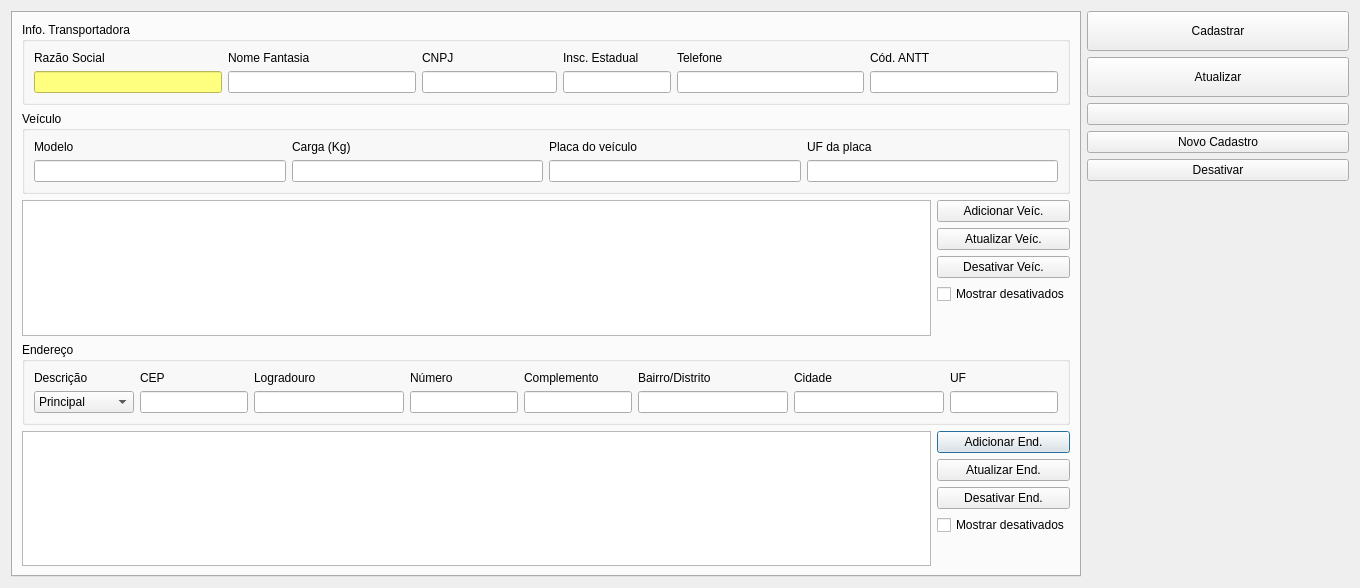
Old version of the form ui/cadastrotransportadora.ui in the repository darktorres/ERP-STACCATO.
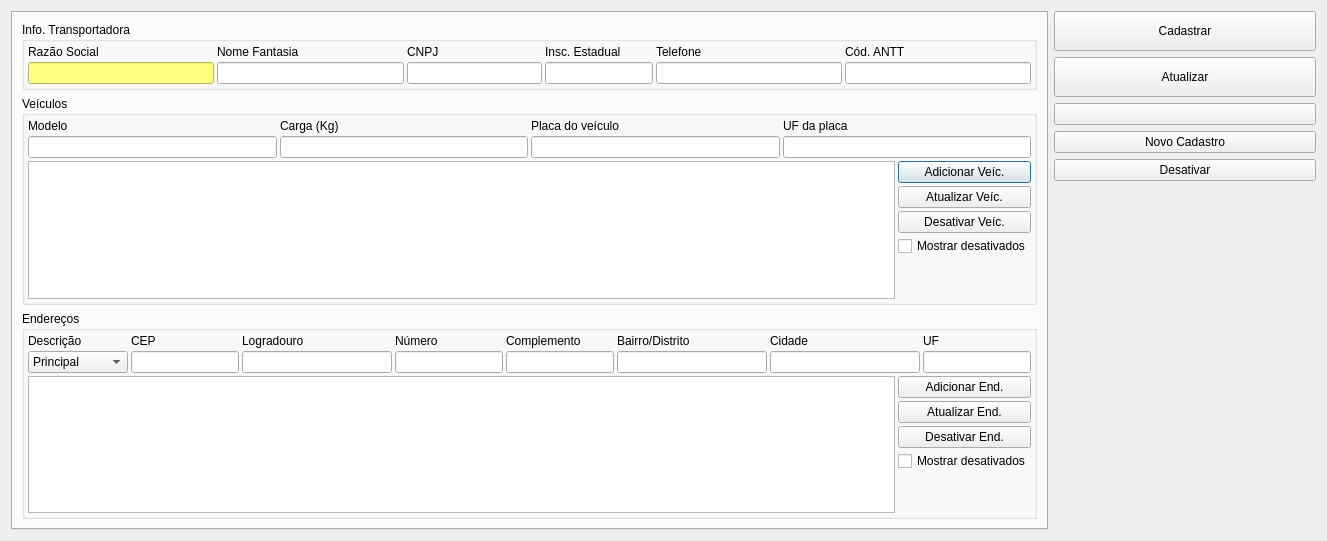
New version of the form. Icons and pictures are not drawn. Custom widgets are drawn as their Qt base class.

What changed in the file:
```diff
--- a/ui/cadastrotransportadora.ui
+++ b/ui/cadastrotransportadora.ui
@@ -9,8 +9,8 @@
    <rect>
     <x>0</x>
     <y>0</y>
-    <width>1360</width>
-    <height>588</height>
+    <width>1327</width>
+    <height>541</height>
    </rect>
   </property>
   <property name="windowTitle">
@@ -36,12 +36,187 @@
        <string>Nova transportadora</string>
       </attribute>
       <layout class="QGridLayout" name="gridLayout">
-       <item row="1" column="0" colspan="2">
+       <item row="0" column="0">
+        <widget class="QGroupBox" name="groupBox_7">
+         <property name="title">
+          <string>Info. Transportadora</string>
+         </property>
+         <layout class="QGridLayout" name="gridLayout_3">
+          <property name="leftMargin">
+           <number>3</number>
+          </property>
+          <property name="topMargin">
+           <number>3</number>
+          </property>
+          <property name="rightMargin">
+           <number>3</number>
+          </property>
+          <property name="bottomMargin">
+           <number>3</number>
+          </property>
+          <property name="spacing">
+           <number>3</number>
+          </property>
+          <item row="0" column="3">
+           <widget class="QLabel" name="label_53">
+            <property name="text">
+             <string>Insc. Estadual</string>
+            </property>
+           </widget>
+          </item>
+          <item row="0" column="2">
+           <widget class="QLabel" name="label_39">
+            <property name="text">
+             <string>CNPJ</string>
+            </property>
+           </widget>
+          </item>
+          <item row="0" column="1">
+           <widget class="QLabel" name="label_54">
+            <property name="text">
+             <string>Nome Fantasia</string>
+            </property>
+           </widget>
+          </item>
+          <item row="0" column="0">
+           <widget class="QLabel" name="label_38">
+            <property name="text">
+             <string>Razão Social</string>
+            </property>
+           </widget>
+          </item>
+          <item row="1" column="1">
+           <widget class="QLineEdit" name="lineEditNomeFantasia">
+            <property name="minimumSize">
+             <size>
+              <width>120</width>
+              <height>0</height>
+             </size>
+            </property>
+            <property name="accessibleName">
+             <string>Nome Fantasia</string>
+            </property>
+           </widget>
+          </item>
+          <item row="0" column="5">
+           <widget class="QLabel" name="label_57">
+            <property name="text">
+             <string>Telefone</string>
+            </property>
+           </widget>
+          </item>
+          <item row="0" column="8">
+           <widget class="QLabel" name="label_55">
+            <property name="text">
+             <string>Cód. ANTT</string>
+            </property>
+           </widget>
+          </item>
+          <item row="1" column="0">
+           <widget class="QLineEdit" name="lineEditRazaoSocial">
+            <property name="minimumSize">
+             <size>
+              <width>120</width>
+              <height>0</height>
+             </size>
+            </property>
+            <property name="accessibleName">
+             <string>Razão Social</string>
+            </property>
+            <property name="styleSheet">
+             <string notr="true">background-color: rgb(255, 255, 127);
+color: rgb(0, 0, 0);</string>
+            </property>
+           </widget>
+          </item>
+          <item row="1" column="2">
+           <widget class="QLineEdit" name="lineEditCNPJ">
+            <property name="minimumSize">
+             <size>
+              <width>100</width>
+              <height>0</height>
+             </size>
+            </property>
+            <property name="maximumSize">
+             <size>
+              <width>135</width>
+              <height>16777215</height>
+             </size>
+            </property>
+            <property name="accessibleName">
+             <string>CNPJ</string>
+            </property>
+           </widget>
+          </item>
+          <item row="1" column="3" colspan="2">
+           <widget class="QLineEdit" name="lineEditInscEstadual">
+            <property name="minimumSize">
+             <size>
+              <width>100</width>
+              <height>0</height>
+             </size>
+            </property>
+            <property name="maximumSize">
+             <size>
+              <width>135</width>
+              <height>16777215</height>
+             </size>
+            </property>
+            <property name="accessibleName">
+             <string>Insc. Estadual</string>
+            </property>
+           </widget>
+          </item>
+          <item row="1" column="8">
+           <widget class="QLineEdit" name="lineEditANTT">
+            <property name="minimumSize">
+             <size>
+              <width>120</width>
+              <height>0</height>
+             </size>
+            </property>
+            <property name="accessibleName">
+             <string>Código ANTT</string>
+            </property>
+           </widget>
+          </item>
+          <item row="1" column="5">
+           <widget class="LineEditTel" name="lineEditTel">
+            <property name="minimumSize">
+             <size>
+              <width>100</width>
+              <height>0</height>
+             </size>
+            </property>
+            <property name="accessibleName">
+             <string>Telefone</string>
+            </property>
+           </widget>
+          </item>
+         </layout>
+        </widget>
+       </item>
+       <item row="1" column="0">
         <widget class="QGroupBox" name="groupBoxVeiculo">
          <property name="title">
-          <string>Veículo</string>
+          <string>Veículos</string>
          </property>
          <layout class="QGridLayout" name="gridLayout_5">
+          <property name="leftMargin">
+           <number>3</number>
+          </property>
+          <property name="topMargin">
+           <number>3</number>
+          </property>
+          <property name="rightMargin">
+           <number>3</number>
+          </property>
+          <property name="bottomMargin">
+           <number>3</number>
+          </property>
+          <property name="spacing">
+           <number>3</number>
+          </property>
           <item row="0" column="1">
            <widget class="QLabel" name="labelCarga">
             <property name="text">
@@ -49,16 +224,24 @@
             </property>
            </widget>
           </item>
-          <item row="1" column="1">
-           <widget class="QLineEdit" name="lineEditCarga">
-            <property name="minimumSize">
-             <size>
-              <width>100</width>
-              <height>0</height>
-             </size>
+          <item row="0" column="3">
+           <widget class="QLabel" name="labelUF_3">
+            <property name="text">
+             <string>UF da placa</string>
             </property>
-            <property name="accessibleName">
-             <string>Carga (Kg)</string>
+           </widget>
+          </item>
+          <item row="0" column="0">
+           <widget class="QLabel" name="labelCarga_2">
+            <property name="text">
+             <string>Modelo</string>
+            </property>
+           </widget>
+          </item>
+          <item row="0" column="2">
+           <widget class="QLabel" name="labelUF_2">
+            <property name="text">
+             <string>Placa do veículo</string>
             </property>
            </widget>
           </item>
@@ -94,20 +277,6 @@
             </property>
            </widget>
           </item>
-          <item row="0" column="2">
-           <widget class="QLabel" name="labelUF_2">
-            <property name="text">
-             <string>Placa do veículo</string>
-            </property>
-           </widget>
-          </item>
-          <item row="0" column="0">
-           <widget class="QLabel" name="labelCarga_2">
-            <property name="text">
-             <string>Modelo</string>
-            </property>
-           </widget>
-          </item>
           <item row="1" column="3">
            <widget class="QLineEdit" name="lineEditUfPlaca">
             <property name="minimumSize">
@@ -127,57 +296,120 @@
             </property>
            </widget>
           </item>
-          <item row="0" column="3">
-           <widget class="QLabel" name="labelUF_3">
-            <property name="text">
-             <string>UF da placa</string>
+          <item row="1" column="1">
+           <widget class="QLineEdit" name="lineEditCarga">
+            <property name="minimumSize">
+             <size>
+              <width>100</width>
+              <height>0</height>
+             </size>
+            </property>
+            <property name="accessibleName">
+             <string>Carga (Kg)</string>
             </property>
            </widget>
           </item>
+          <item row="2" column="0" colspan="4">
+           <layout class="QHBoxLayout" name="horizontalLayout_2">
+            <item>
+             <widget class="TableView" name="tableVeiculo">
+              <property name="mouseTracking">
+               <bool>true</bool>
+              </property>
+              <property name="sizeAdjustPolicy">
+               <enum>QAbstractScrollArea::AdjustToContents</enum>
+              </property>
+              <property name="editTriggers">
+               <set>QAbstractItemView::NoEditTriggers</set>
+              </property>
+              <property name="tabKeyNavigation">
+               <bool>false</bool>
+              </property>
+              <property name="selectionMode">
+               <enum>QAbstractItemView::SingleSelection</enum>
+              </property>
+              <property name="selectionBehavior">
+               <enum>QAbstractItemView::SelectRows</enum>
+              </property>
+              <attribute name="horizontalHeaderStretchLastSection">
+               <bool>false</bool>
+              </attribute>
+             </widget>
+            </item>
+            <item>
+             <layout class="QVBoxLayout" name="verticalLayout_4">
+              <item>
+               <widget class="QPushButton" name="pushButtonAdicionarVeiculo">
+                <property name="text">
+                 <string>Adicionar Veíc.</string>
+                </property>
+               </widget>
+              </item>
+              <item>
+               <widget class="QPushButton" name="pushButtonAtualizarVeiculo">
+                <property name="text">
+                 <string>Atualizar Veíc.</string>
+                </property>
+               </widget>
+              </item>
+              <item>
+               <widget class="QPushButton" name="pushButtonDesativarVeiculo">
+                <property name="text">
+                 <string>Desativar Veíc.</string>
+                </property>
+               </widget>
+              </item>
+              <item>
+               <widget class="QCheckBox" name="checkBoxMostrarInativosVeiculo">
+                <property name="text">
+                 <string>Mostrar desativados</string>
+                </property>
+                <property name="checkable">
+                 <bool>true</bool>
+                </property>
+               </widget>
+              </item>
+              <item>
+               <spacer name="verticalSpacer_5">
+                <property name="orientation">
+                 <enum>Qt::Vertical</enum>
+                </property>
+                <property name="sizeHint" stdset="0">
+                 <size>
+                  <width>0</width>
+                  <height>0</height>
+                 </size>
+                </property>
+               </spacer>
+              </item>
+             </layout>
+            </item>
+           </layout>
+          </item>
          </layout>
         </widget>
        </item>
-       <item row="3" column="0" colspan="2">
+       <item row="2" column="0">
         <widget class="QGroupBox" name="groupBoxEndereco">
          <property name="title">
-          <string>Endereço</string>
+          <string>Endereços</string>
          </property>
          <layout class="QGridLayout" name="gridLayout_2">
-          <item row="0" column="0">
-           <widget class="QLabel" name="labelDescricao">
-            <property name="text">
-             <string>Descrição</string>
-            </property>
-           </widget>
-          </item>
-          <item row="0" column="1">
-           <widget class="QLabel" name="labelCEP">
-            <property name="text">
-             <string>CEP</string>
-            </property>
-           </widget>
-          </item>
-          <item row="0" column="2">
-           <widget class="QLabel" name="labelEndereco">
-            <property name="text">
-             <string>Logradouro</string>
-            </property>
-           </widget>
-          </item>
-          <item row="0" column="3">
-           <widget class="QLabel" name="labelNro">
-            <property name="text">
-             <string>Número</string>
-            </property>
-           </widget>
-          </item>
-          <item row="0" column="4">
-           <widget class="QLabel" name="labelComp">
-            <property name="text">
-             <string>Complemento</string>
-            </property>
-           </widget>
-          </item>
+          <property name="leftMargin">
+           <number>3</number>
+          </property>
+          <property name="topMargin">
+           <number>3</number>
+          </property>
+          <property name="rightMargin">
+           <number>3</number>
+          </property>
+          <property name="bottomMargin">
+           <number>3</number>
+          </property>
+          <property name="spacing">
+           <number>3</number>
+          </property>
           <item row="0" column="5">
            <widget class="QLabel" name="labelBairro">
             <property name="text">
@@ -192,36 +424,42 @@
             </property>
            </widget>
           </item>
-          <item row="0" column="7">
-           <widget class="QLabel" name="labelUF">
-            <property name="text">
-             <string>UF</string>
+          <item row="1" column="3">
+           <widget class="QLineEdit" name="lineEditNumero">
+            <property name="minimumSize">
+             <size>
+              <width>50</width>
+              <height>0</height>
+             </size>
+            </property>
+            <property name="maximumSize">
+             <size>
+              <width>16777215</width>
+              <height>16777215</height>
+             </size>
+            </property>
+            <property name="accessibleName">
+             <string>Número</string>
             </property>
            </widget>
           </item>
-          <item row="1" column="0">
-           <widget class="QComboBox" name="comboBoxTipoEnd">
+          <item row="1" column="7">
+           <widget class="QLineEdit" name="lineEditUF">
             <property name="minimumSize">
              <size>
-              <width>100</width>
+              <width>35</width>
               <height>0</height>
              </size>
             </property>
-            <item>
-             <property name="text">
-              <string>Principal</string>
-             </property>
-            </item>
-            <item>
-             <property name="text">
-              <string>Faturamento</string>
-             </property>
-            </item>
-            <item>
-             <property name="text">
-              <string>Entrega</string>
-             </property>
-            </item>
+            <property name="maximumSize">
+             <size>
+              <width>16777215</width>
+              <height>16777215</height>
+             </size>
+            </property>
+            <property name="accessibleName">
+             <string>UF</string>
+            </property>
            </widget>
           </item>
           <item row="1" column="1">
@@ -252,6 +490,58 @@
             </property>
            </widget>
           </item>
+          <item row="1" column="0">
+           <widget class="QComboBox" name="comboBoxTipoEnd">
+            <property name="minimumSize">
+             <size>
+              <width>100</width>
+              <height>0</height>
+             </size>
+            </property>
+            <item>
+             <property name="text">
+              <string>Principal</string>
+             </property>
+            </item>
+            <item>
+             <property name="text">
+              <string>Faturamento</string>
+             </property>
+            </item>
+            <item>
+             <property name="text">
+              <string>Entrega</string>
+             </property>
+            </item>
+           </widget>
+          </item>
+          <item row="1" column="5">
+           <widget class="QLineEdit" name="lineEditBairro">
+            <property name="minimumSize">
+             <size>
+              <width>150</width>
+              <height>0</height>
+             </size>
+            </property>
+            <property name="accessibleName">
+             <string>Bairro/Distrito</string>
+            </property>
+           </widget>
+          </item>
+          <item row="0" column="2">
+           <widget class="QLabel" name="labelEndereco">
+            <property name="text">
+             <string>Logradouro</string>
+            </property>
+           </widget>
+          </item>
+          <item row="0" column="4">
+           <widget class="QLabel" name="labelComp">
+            <property name="text">
+             <string>Complemento</string>
+            </property>
+           </widget>
+          </item>
           <item row="1" column="2">
            <widget class="QLineEdit" name="lineEditLogradouro">
             <property name="minimumSize">
@@ -265,25 +555,6 @@
             </property>
            </widget>
           </item>
-          <item row="1" column="3">
-           <widget class="QLineEdit" name="lineEditNumero">
-            <property name="minimumSize">
-             <size>
-              <width>50</width>
-              <height>0</height>
-             </size>
-            </property>
-            <property name="maximumSize">
-             <size>
-              <width>16777215</width>
-              <height>16777215</height>
-             </size>
-            </property>
-            <property name="accessibleName">
-             <string>Número</string>
-            </property>
-           </widget>
-          </item>
           <item row="1" column="4">
            <widget class="QLineEdit" name="lineEditComplemento">
             <property name="minimumSize">
@@ -306,16 +577,31 @@
             </property>
            </widget>
           </item>
-          <item row="1" column="5">
-           <widget class="QLineEdit" name="lineEditBairro">
-            <property name="minimumSize">
-             <size>
-              <width>150</width>
-              <height>0</height>
-             </size>
+          <item row="0" column="3">
+           <widget class="QLabel" name="labelNro">
+            <property name="text">
+             <string>Número</string>
             </property>
-            <property name="accessibleName">
-             <string>Bairro/Distrito</string>
+           </widget>
+          </item>
+          <item row="0" column="7">
+           <widget class="QLabel" name="labelUF">
+            <property name="text">
+             <string>UF</string>
+            </property>
+           </widget>
+          </item>
+          <item row="0" column="1">
+           <widget class="QLabel" name="labelCEP">
+            <property name="text">
+             <string>CEP</string>
+            </property>
+           </widget>
+          </item>
+          <item row="0" column="0">
+           <widget class="QLabel" name="labelDescricao">
+            <property name="text">
+             <string>Descrição</string>
             </property>
            </widget>
           </item>
@@ -332,319 +618,86 @@
             </property>
            </widget>
           </item>
-          <item row="1" column="7">
-           <widget class="QLineEdit" name="lineEditUF">
-            <property name="minimumSize">
-             <size>
-              <width>35</width>
-              <height>0</height>
-             </size>
-            </property>
-            <property name="maximumSize">
-             <size>
-              <width>16777215</width>
-              <height>16777215</height>
-             </size>
-            </property>
-            <property name="accessibleName">
-             <string>UF</string>
-            </property>
-           </widget>
+          <item row="2" column="0" colspan="8">
+           <layout class="QHBoxLayout" name="horizontalLayout">
+            <item>
+             <widget class="TableView" name="tableEndereco">
+              <property name="mouseTracking">
+               <bool>true</bool>
+              </property>
+              <property name="sizeAdjustPolicy">
+               <enum>QAbstractScrollArea::AdjustToContents</enum>
+              </property>
+              <property name="editTriggers">
+               <set>QAbstractItemView::NoEditTriggers</set>
+              </property>
+              <property name="tabKeyNavigation">
+               <bool>false</bool>
+              </property>
+              <property name="selectionMode">
+               <enum>QAbstractItemView::SingleSelection</enum>
+              </property>
+              <property name="selectionBehavior">
+               <enum>QAbstractItemView::SelectRows</enum>
+              </property>
+              <attribute name="horizontalHeaderStretchLastSection">
+               <bool>false</bool>
+              </attribute>
+             </widget>
+            </item>
+            <item>
+             <layout class="QVBoxLayout" name="verticalLayout">
+              <item>
+               <widget class="QPushButton" name="pushButtonAdicionarEnd">
+                <property name="text">
+                 <string>Adicionar End.</string>
+                </property>
+               </widget>
+              </item>
+              <item>
+               <widget class="QPushButton" name="pushButtonAtualizarEnd">
+                <property name="text">
+                 <string>Atualizar End.</string>
+                </property>
+               </widget>
+              </item>
+              <item>
+               <widget class="QPushButton" name="pushButtonDesativarEnd">
+                <property name="text">
+                 <string>Desativar End.</string>
+                </property>
+               </widget>
+              </item>
+              <item>
+               <widget class="QCheckBox" name="checkBoxMostrarInativos">
+                <property name="text">
+                 <string>Mostrar desativados</string>
+                </property>
+                <property name="checkable">
+                 <bool>true</bool>
+                </property>
+               </widget>
+              </item>
+              <item>
+               <spacer name="verticalSpacer_3">
+                <property name="orientation">
+                 <enum>Qt::Vertical</enum>
+                </property>
+                <property name="sizeHint" stdset="0">
+                 <size>
+                  <width>0</width>
+                  <height>0</height>
+                 </size>
+                </property>
+               </spacer>
+              </item>
+             </layout>
+            </item>
+           </layout>
           </item>
          </layout>
         </widget>
        </item>
-       <item row="0" column="0" colspan="2">
-        <widget class="QGroupBox" name="groupBox_7">
-         <property name="title">
-          <string>Info. Transportadora</string>
-         </property>
-         <layout class="QGridLayout" name="gridLayout_3">
-          <item row="0" column="3">
-           <widget class="QLabel" name="label_53">
-            <property name="text">
-             <string>Insc. Estadual</string>
-            </property>
-           </widget>
-          </item>
-          <item row="0" column="2">
-           <widget class="QLabel" name="label_39">
-            <property name="text">
-             <string>CNPJ</string>
-            </property>
-           </widget>
-          </item>
-          <item row="0" column="1">
-           <widget class="QLabel" name="label_54">
-            <property name="text">
-             <string>Nome Fantasia</string>
-            </property>
-           </widget>
-          </item>
-          <item row="0" column="0">
-           <widget class="QLabel" name="label_38">
-            <property name="text">
-             <string>Razão Social</string>
-            </property>
-           </widget>
-          </item>
-          <item row="1" column="1">
-           <widget class="QLineEdit" name="lineEditNomeFantasia">
-            <property name="minimumSize">
-             <size>
-              <width>120</width>
-              <height>0</height>
-             </size>
-            </property>
-            <property name="accessibleName">
-             <string>Nome Fantasia</string>
-            </property>
-           </widget>
-          </item>
-          <item row="0" column="5">
-           <widget class="QLabel" name="label_57">
-            <property name="text">
-             <string>Telefone</string>
-            </property>
-           </widget>
-          </item>
-          <item row="0" column="8">
-           <widget class="QLabel" name="label_55">
-            <property name="text">
-             <string>Cód. ANTT</string>
-            </property>
-           </widget>
-          </item>
-          <item row="1" column="0">
-           <widget class="QLineEdit" name="lineEditRazaoSocial">
-            <property name="minimumSize">
-             <size>
-              <width>120</width>
-              <height>0</height>
-             </size>
-            </property>
-            <property name="accessibleName">
-             <string>Razão Social</string>
-            </property>
-            <property name="styleSheet">
-             <string notr="true">background-color: rgb(255, 255, 127);
-color: rgb(0, 0, 0);</string>
-            </property>
-           </widget>
-          </item>
-          <item row="1" column="2">
-           <widget class="QLineEdit" name="lineEditCNPJ">
-            <property name="minimumSize">
-             <size>
-              <width>100</width>
-              <height>0</height>
-             </size>
-            </property>
-            <property name="maximumSize">
-             <size>
-              <width>135</width>
-              <height>16777215</height>
-             </size>
-            </property>
-            <property name="accessibleName">
-             <string>CNPJ</string>
-            </property>
-           </widget>
-          </item>
-          <item row="1" column="3" colspan="2">
-           <widget class="QLineEdit" name="lineEditInscEstadual">
-            <property name="minimumSize">
-             <size>
-              <width>100</width>
-              <height>0</height>
-             </size>
-            </property>
-            <property name="maximumSize">
-             <size>
-              <width>135</width>
-              <height>16777215</height>
-             </size>
-            </property>
-            <property name="accessibleName">
-             <string>Insc. Estadual</string>
-            </property>
-           </widget>
-          </item>
-          <item row="1" column="8">
-           <widget class="QLineEdit" name="lineEditANTT">
-            <property name="minimumSize">
-             <size>
-              <width>120</width>
-              <height>0</height>
-             </size>
-            </property>
-            <property name="accessibleName">
-             <string>Código ANTT</string>
-            </property>
-           </widget>
-          </item>
-          <item row="1" column="5">
-           <widget class="LineEditTel" name="lineEditTel">
-            <property name="minimumSize">
-             <size>
-              <width>100</width>
-              <height>0</height>
-             </size>
-            </property>
-            <property name="accessibleName">
-             <string>Telefone</string>
-            </property>
-           </widget>
-          </item>
-         </layout>
-        </widget>
-       </item>
-       <item row="4" column="0">
-        <widget class="TableView" name="tableEndereco">
-         <property name="mouseTracking">
-          <bool>true</bool>
-         </property>
-         <property name="sizeAdjustPolicy">
-          <enum>QAbstractScrollArea::AdjustToContents</enum>
-         </property>
-         <property name="editTriggers">
-          <set>QAbstractItemView::NoEditTriggers</set>
-         </property>
-         <property name="tabKeyNavigation">
-          <bool>false</bool>
-         </property>
-         <property name="selectionMode">
-          <enum>QAbstractItemView::SingleSelection</enum>
-         </property>
-         <property name="selectionBehavior">
-          <enum>QAbstractItemView::SelectRows</enum>
-         </property>
-         <attribute name="horizontalHeaderStretchLastSection">
-          <bool>false</bool>
-         </attribute>
-        </widget>
-       </item>
-       <item row="4" column="1">
-        <layout class="QVBoxLayout" name="verticalLayout">
-         <item>
-          <widget class="QPushButton" name="pushButtonAdicionarEnd">
-           <property name="text">
-            <string>Adicionar End.</string>
-           </property>
-          </widget>
-         </item>
-         <item>
-          <widget class="QPushButton" name="pushButtonAtualizarEnd">
-           <property name="text">
-            <string>Atualizar End.</string>
-           </property>
-          </widget>
-         </item>
-         <item>
-          <widget class="QPushButton" name="pushButtonDesativarEnd">
-           <property name="text">
-            <string>Desativar End.</string>
-           </property>
-          </widget>
-         </item>
-         <item>
-          <widget class="QCheckBox" name="checkBoxMostrarInativos">
-           <property name="text">
-            <string>Mostrar desativados</string>
-           </property>
-           <property name="checkable">
-            <bool>true</bool>
-           </property>
-          </widget>
-         </item>
-         <item>
-          <spacer name="verticalSpacer_3">
-           <property name="orientation">
-            <enum>Qt::Vertical</enum>
-           </property>
-           <property name="sizeHint" stdset="0">
-            <size>
-             <width>0</width>
-             <height>0</height>
-            </size>
-           </property>
-          </spacer>
-         </item>
-        </layout>
-       </item>
-       <item row="2" column="1">
-        <layout class="QVBoxLayout" name="verticalLayout_4">
-         <item>
-          <widget class="QPushButton" name="pushButtonAdicionarVeiculo">
-           <property name="text">
-            <string>Adicionar Veíc.</string>
-           </property>
-          </widget>
-         </item>
-         <item>
-          <widget class="QPushButton" name="pushButtonAtualizarVeiculo">
-           <property name="text">
-            <string>Atualizar Veíc.</string>
-           </property>
-          </widget>
-         </item>
-         <item>
-          <widget class="QPushButton" name="pushButtonDesativarVeiculo">
-           <property name="text">
-            <string>Desativar Veíc.</string>
-           </property>
-          </widget>
-         </item>
-         <item>
-          <widget class="QCheckBox" name="checkBoxMostrarInativosVeiculo">
-           <property name="text">
-            <string>Mostrar desativados</string>
-           </property>
-           <property name="checkable">
-            <bool>true</bool>
-           </property>
-          </widget>
-         </item>
-         <item>
-          <spacer name="verticalSpacer_5">
-           <property name="orientation">
-            <enum>Qt::Vertical</enum>
-           </property>
-           <property name="sizeHint" stdset="0">
-            <size>
-             <width>0</width>
-             <height>0</height>
-            </size>
-           </property>
-          </spacer>
-         </item>
-        </layout>
-       </item>
-       <item row="2" column="0">
-        <widget class="TableView" name="tableVeiculo">
-         <property name="mouseTracking">
-          <bool>true</bool>
-         </property>
-         <property name="sizeAdjustPolicy">
-          <enum>QAbstractScrollArea::AdjustToContents</enum>
-         </property>
-         <property name="editTriggers">
-          <set>QAbstractItemView::NoEditTriggers</set>
-         </property>
-         <property name="tabKeyNavigation">
-          <bool>false</bool>
-         </property>
-         <property name="selectionMode">
-          <enum>QAbstractItemView::SingleSelection</enum>
-         </property>
-         <property name="selectionBehavior">
-          <enum>QAbstractItemView::SelectRows</enum>
-         </property>
-         <attribute name="horizontalHeaderStretchLastSection">
-          <bool>false</bool>
-         </attribute>
-        </widget>
-       </item>
       </layout>
      </widget>
     </widget>
```
